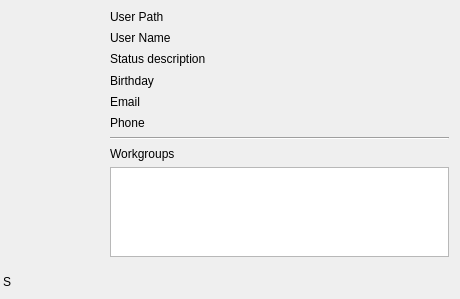
The window that src/desktop/GuiVCard.ui (Stkai/BeeBEEP) describes before a commit, drawn with Qt 5.
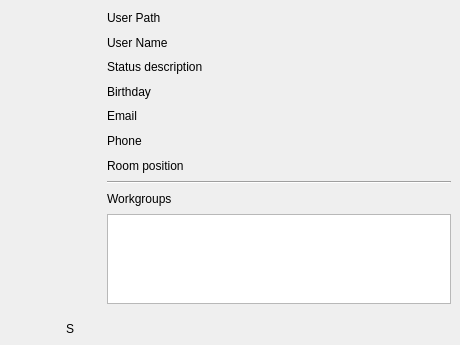
The same window after the commit. Icons and pictures are not drawn.

Commit message: Added "Ask for help" option in Main menu. Translations updated.

Patch:
```diff
--- a/src/desktop/GuiVCard.ui
+++ b/src/desktop/GuiVCard.ui
@@ -7,7 +7,7 @@
     <x>0</x>
     <y>0</y>
     <width>460</width>
-    <height>299</height>
+    <height>345</height>
    </rect>
   </property>
   <property name="minimumSize">
@@ -21,16 +21,16 @@
   </property>
   <layout class="QGridLayout" name="gridLayout">
    <property name="leftMargin">
-    <number>3</number>
+    <number>0</number>
    </property>
    <property name="topMargin">
-    <number>1</number>
+    <number>0</number>
    </property>
    <property name="rightMargin">
-    <number>2</number>
+    <number>0</number>
    </property>
    <property name="bottomMargin">
-    <number>1</number>
+    <number>0</number>
    </property>
    <property name="spacing">
     <number>0</number>
@@ -198,6 +198,16 @@
         </property>
        </widget>
       </item>
+      <item>
+       <widget class="QLabel" name="mp_lRoom">
+        <property name="text">
+         <string>Room position</string>
+        </property>
+        <property name="wordWrap">
+         <bool>true</bool>
+        </property>
+       </widget>
+      </item>
       <item>
        <widget class="Line" name="line">
         <property name="orientation">
@@ -310,7 +320,7 @@
          <string>S</string>
         </property>
         <property name="alignment">
-         <set>Qt::AlignLeading|Qt::AlignLeft|Qt::AlignVCenter</set>
+         <set>Qt::AlignCenter</set>
         </property>
        </widget>
       </item>
@@ -429,6 +439,41 @@
         </property>
        </widget>
       </item>
+      <item>
+       <widget class="QPushButton" name="mp_pbHelp">
+        <property name="sizePolicy">
+         <sizepolicy hsizetype="Fixed" vsizetype="Fixed">
+          <horstretch>0</horstretch>
+          <verstretch>0</verstretch>
+         </sizepolicy>
+        </property>
+        <property name="minimumSize">
+         <size>
+          <width>20</width>
+          <height>20</height>
+         </size>
+        </property>
+        <property name="maximumSize">
+         <size>
+          <width>20</width>
+          <height>20</height>
+         </size>
+        </property>
+        <property name="toolTip">
+         <string>Ask for help</string>
+        </property>
+        <property name="text">
+         <string/>
+        </property>
+        <property name="icon">
+         <iconset resource="../beebeep.qrc">
+          <normaloff>:/images/help.png</normaloff>:/images/help.png</iconset>
+        </property>
+        <property name="flat">
+         <bool>true</bool>
+        </property>
+       </widget>
+      </item>
       <item>
        <widget class="QPushButton" name="mp_pbColor">
         <property name="sizePolicy">
```
The commit also changes 50 other files.
